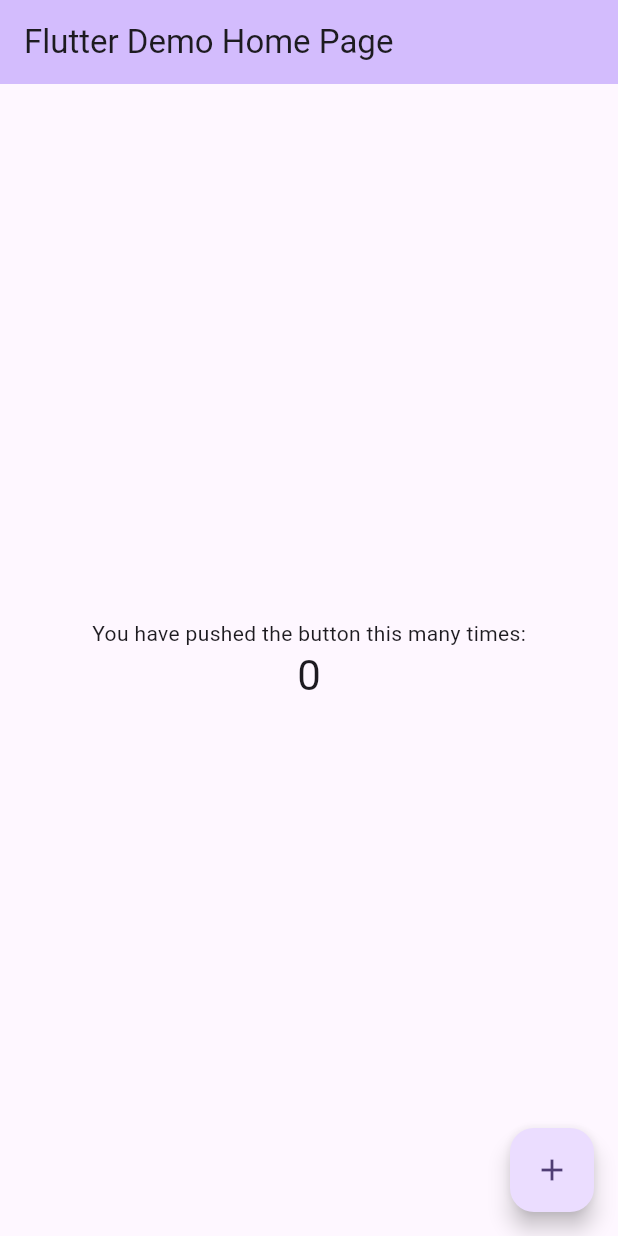
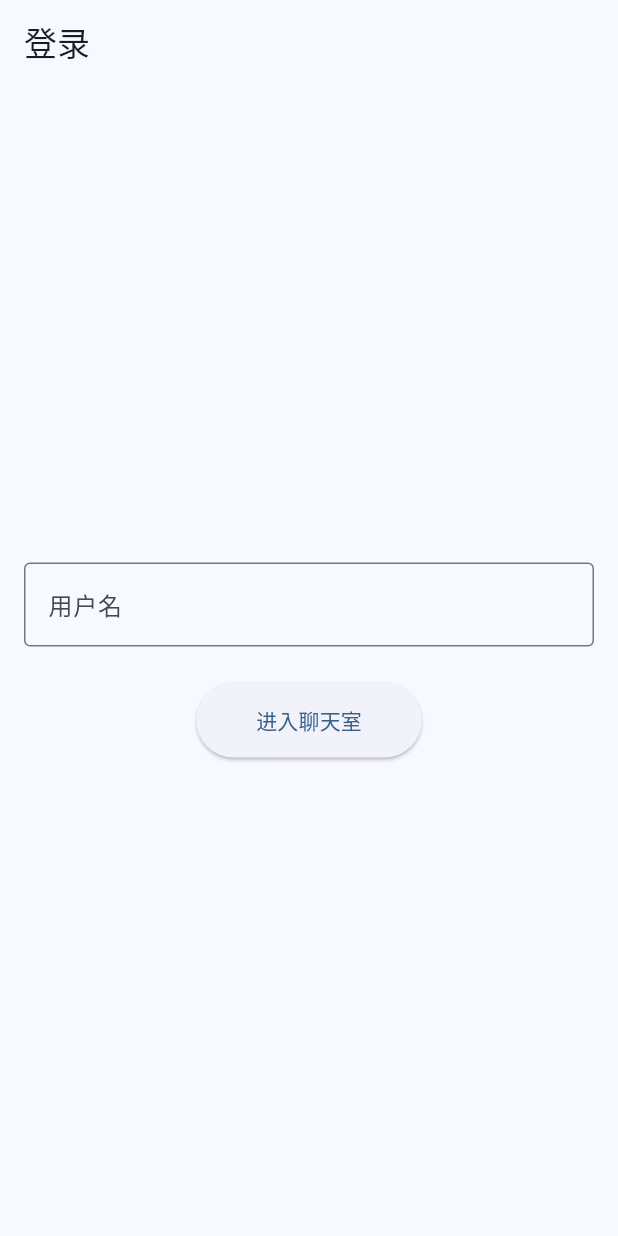
Before and after one commit to could-ai/01987a13-7159-7926-b9b1-39dcaaeb2ec7, a Flutter app: the screen it shows after launch, on a phone screen of 412 x 824 dp. Run offline on Flutter 3.47's test engine with Material 3 defaults, Android fonts, the phone set to English and light mode, and no system bars.

Commit message:
我将默认的 Flutter 计数器应用重构为一个全新的聊天应用骨架。我删除了 `MyHomePage` 和相关的计数器逻辑，并设置了一个新的 `MaterialApp`。新的应用主题颜色设置为了蓝色，并且定义了两个命名路由：`/login` 用于登录页面，`/chat` 用于聊天页面，初始路由设置为 `/login`。这个文件现在是应用的入口和路由配置中心。; 我创建了一个新的登录页面 `login_screen.dart`，它包含一个文本输入框用于输入用户名和一个按钮用于登录。目前，这个登录功能是模拟的，它只检查用户名是否为空，然后就直接导航到聊天页面，并将用户名作为参数传递过去。我在代码中添加了注释，说明了这里未来需要集成像 Supabase 这样的后端服务来实现真正的用户认证。; 我创建了核心的聊天界面 `chat_screen.dart`。这个页面包含一个用于显示消息列表的 `ListView` 和一个位于底部的消息输入框及发送按钮。它能从登录页接收用户名，并根据消息的发送者是我还是对方来展示不同对齐方式的聊天气泡。目前，消息仅存储在本地的一个列表中，并未连接后端。我在代码中也指出了未来需要集成 Supabase 来实现消息的实时同步。; 我创建了一个简单的数据模型 `ChatMessage`，用于表示一条聊天消息。这个模型包含了三个字段：`text` (消息内容), `sender` (发送者), 和 `timestamp` (发送时间)。这个模型为聊天数据提供了一个清晰、标准的结构，便于在应用中传递和管理。

```diff
--- a/usr/lib/main.dart
+++ b/usr/lib/main.dart
@@ -1,4 +1,6 @@
 import 'package:flutter/material.dart';
+import 'screens/login_screen.dart';
+import 'screens/chat_screen.dart';
 
 void main() {
   runApp(const MyApp());
@@ -7,114 +9,20 @@ void main() {
 class MyApp extends StatelessWidget {
   const MyApp({super.key});
 
-  // This widget is the root of your application.
   @override
   Widget build(BuildContext context) {
     return MaterialApp(
-      title: 'Flutter Demo',
+      title: 'Flutter Chat',
       debugShowCheckedModeBanner: false,
       theme: ThemeData(
-        // This is the theme of your application.
-        //
-        // TRY THIS: Try running your application with "flutter run". You'll see
-        // the application has a purple toolbar. Then, without quitting the app,
-        // try changing the seedColor in the colorScheme below to Colors.green
-        // and then invoke "hot reload" (save your changes or press the "hot
-        // reload" button in a Flutter-supported IDE, or press "r" if you used
-        // the command line to start the app).
-        //
-        // Notice that the counter didn't reset back to zero; the application
-        // state is not lost during the reload. To reset the state, use hot
-        // restart instead.
-        //
-        // This works for code too, not just values: Most code changes can be
-        // tested with just a hot reload.
-        colorScheme: ColorScheme.fromSeed(seedColor: Colors.deepPurple),
+        colorScheme: ColorScheme.fromSeed(seedColor: Colors.blue),
+        useMaterial3: true,
       ),
-      home: const MyHomePage(title: 'Flutter Demo Home Page'),
+      initialRoute: '/login',
+      routes: {
+        '/login': (context) => const LoginScreen(),
+        '/chat': (context) => const ChatScreen(),
+      },
     );
   }
 }
-
-class MyHomePage extends StatefulWidget {
-  const MyHomePage({super.key, required this.title});
-
-  // This widget is the home page of your application. It is stateful, meaning
-  // that it has a State object (defined below) that contains fields that affect
-  // how it looks.
-
-  // This class is the configuration for the state. It holds the values (in this
-  // case the title) provided by the parent (in this case the App widget) and
-  // used by the build method of the State. Fields in a Widget subclass are
-  // always marked "final".
-
-  final String title;
-
-  @override
-  State<MyHomePage> createState() => _MyHomePageState();
-}
-
-class _MyHomePageState extends State<MyHomePage> {
-  int _counter = 0;
-
-  void _incrementCounter() {
-    setState(() {
-      // This call to setState tells the Flutter framework that something has
-      // changed in this State, which causes it to rerun the build method below
-      // so that the display can reflect the updated values. If we changed
-      // _counter without calling setState(), then the build method would not be
-      // called again, and so nothing would appear to happen.
-      _counter++;
-    });
-  }
-
-  @override
-  Widget build(BuildContext context) {
-    // This method is rerun every time setState is called, for instance as done
-    // by the _incrementCounter method above.
-    //
-    // The Flutter framework has been optimized to make rerunning build methods
-    // fast, so that you can just rebuild anything that needs updating rather
-    // than having to individually change instances of widgets.
-    return Scaffold(
-      appBar: AppBar(
-        // TRY THIS: Try changing the color here to a specific color (to
-        // Colors.amber, perhaps?) and trigger a hot reload to see the AppBar
-        // change color while the other colors stay the same.
-        backgroundColor: Theme.of(context).colorScheme.inversePrimary,
-        // Here we take the value from the MyHomePage object that was created by
-        // the App.build method, and use it to set our appbar title.
-        title: Text(widget.title),
-      ),
-      body: Center(
-        // Center is a layout widget. It takes a single child and positions it
-        // in the middle of the parent.
-        child: Column(
-          // Column is also a layout widget. It takes a list of children and
-          // arranges them vertically. By default, it sizes itself to fit its
-          // children horizontally, and tries to be as tall as its parent.
-          //
-          // Column has various properties to control how it sizes itself and
-          // how it positions its children. Here we use mainAxisAlignment to
-          // center the children vertically; the main axis here is the vertical
-          // axis because Columns are vertical (the cross axis would be
-          // horizontal).
-          //
-          // TRY THIS: Invoke "debug painting" (choose the "Toggle Debug Paint"
-          // action in the IDE, or press "p" in the console), to see the
-          // wireframe for each widget.
-          mainAxisAlignment: MainAxisAlignment.center,
-          children: <Widget>[
-            const Text('You have pushed the button this many times:'),
-            Text('$_counter', style: Theme.of(context).textTheme.headlineMedium),
-          ],
-        ),
-      ),
-      floatingActionButton: FloatingActionButton(
-        onPressed: _incrementCounter,
-        tooltip: 'Increment',
-        child: const Icon(Icons.add),
-      ), // This trailing comma makes auto-formatting nicer for build methods.
-    );
-  }
-}
--- /dev/null
+++ b/usr/lib/screens/login_screen.dart
@@ -0,0 +1,60 @@
+import 'package:flutter/material.dart';
+
+class LoginScreen extends StatefulWidget {
+  const LoginScreen({super.key});
+
+  @override
+  State<LoginScreen> createState() => _LoginScreenState();
+}
+
+class _LoginScreenState extends State<LoginScreen> {
+  final _usernameController = TextEditingController();
+
+  void _login() {
+    // 注意：这只是一个用于演示的占位符。
+    // 需要选择一个 Supabase 项目来实现真正的用户认证。
+    if (_usernameController.text.isNotEmpty) {
+      // 登录成功后，跳转到聊天页面并传递用户名
+      Navigator.pushReplacementNamed(context, '/chat', arguments: _usernameController.text);
+    } else {
+      // 如果用户名为空，则提示用户
+      ScaffoldMessenger.of(context).showSnackBar(
+        const SnackBar(content: Text('请输入一个用户名')),
+      );
+    }
+  }
+
+  @override
+  Widget build(BuildContext context) {
+    return Scaffold(
+      appBar: AppBar(
+        title: const Text('登录'),
+      ),
+      body: Center(
+        child: Padding(
+          padding: const EdgeInsets.all(16.0),
+          child: Column(
+            mainAxisAlignment: MainAxisAlignment.center,
+            children: [
+              TextField(
+                controller: _usernameController,
+                decoration: const InputDecoration(
+                  labelText: '用户名',
+                  border: OutlineInputBorder(),
+                ),
+              ),
+              const SizedBox(height: 24),
+              ElevatedButton(
+                onPressed: _login,
+                style: ElevatedButton.styleFrom(
+                  padding: const EdgeInsets.symmetric(horizontal: 40, vertical: 15),
+                ),
+                child: const Text('进入聊天室'),
+              ),
+            ],
+          ),
+        ),
+      ),
+    );
+  }
+}
```
Also changed, not shown: usr/lib/models/chat_message.dart (added, +11 -0 lines), usr/lib/screens/chat_screen.dart (added, +109 -0 lines).
